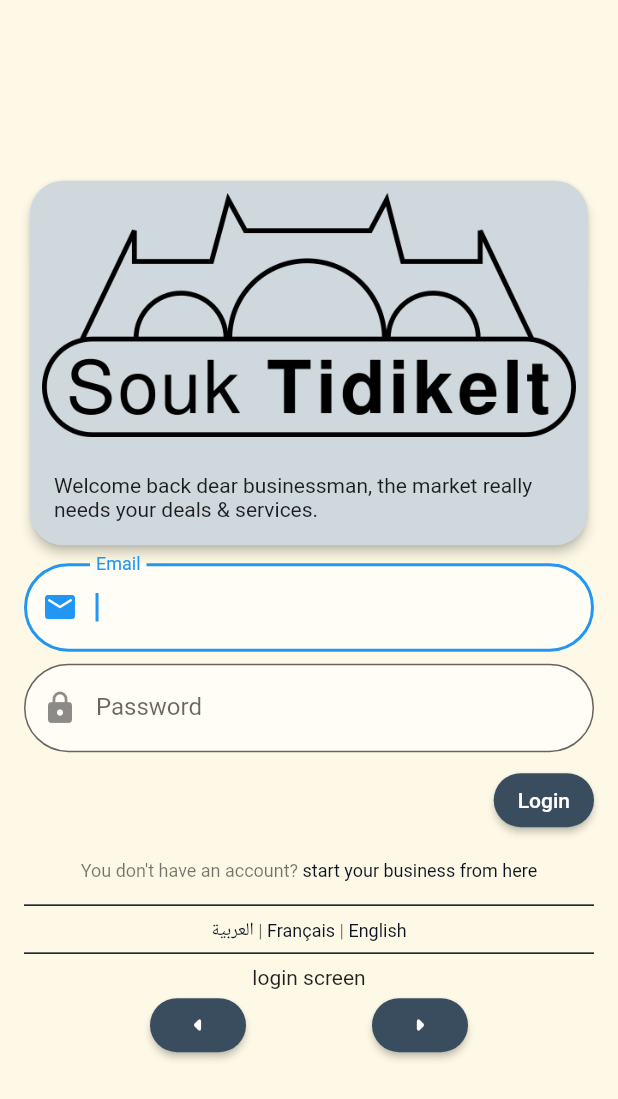
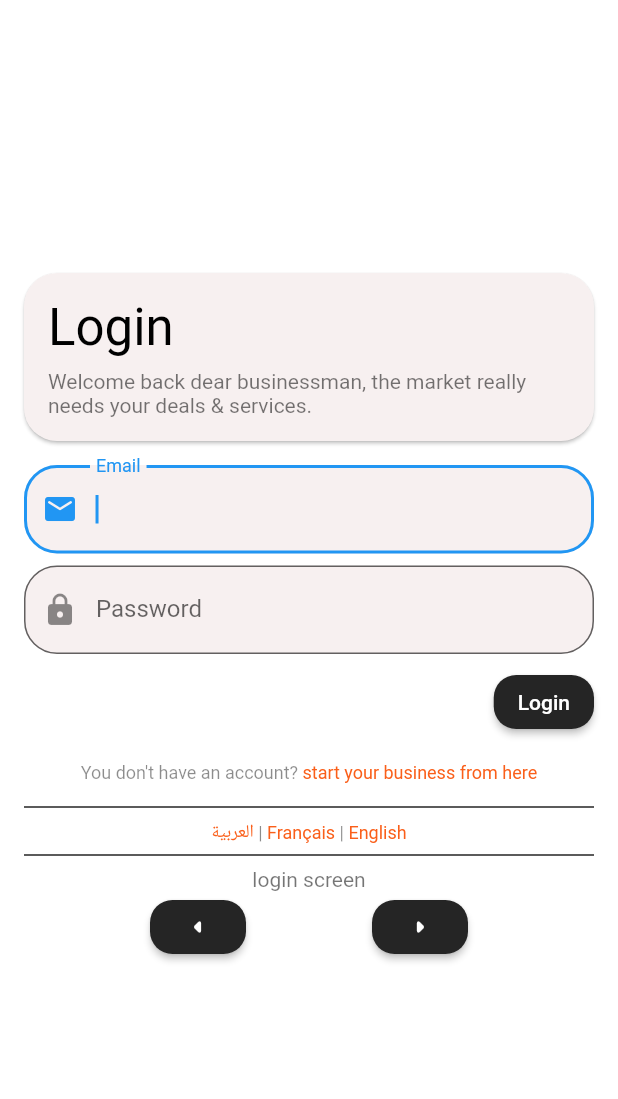
Before and after one commit to joeloudjinz/inz_businessman, a Flutter app: the screen it shows after launch, after a tap on the "arrow right" icon, on a phone screen of 412 x 824 dp. Shown: the top 1099 px of the screen. Run offline on Flutter 3.47's test engine with Material 2 defaults, Android fonts, the phone set to English and light mode, and no system bars; our stand-ins replace auto_route, flutter_hooks, flutter_riverpod, get_it, hooks_riverpod, injectable and 1 more; missing offline and left inert: simple_timer.

Commit message:
Adjusting theme colors

```diff
--- a/lib/presentation/screens/login_screen.dart
+++ b/lib/presentation/screens/login_screen.dart
@@ -2,6 +2,7 @@ import 'package:businessman/core/generated/locator.dart';
 import 'package:businessman/main.dart';
 import 'package:businessman/presentation/helpers/decorations.dart';
 import 'package:businessman/presentation/viewmodels/login_vm.dart';
+import 'package:businessman/presentation/widgets/cards/basic_card.dart';
 import 'package:businessman/presentation/widgets/divider.dart';
 import 'package:businessman/presentation/widgets/scrollable_scaffold_body.dart';
 import 'package:flutter/gestures.dart';
@@ -29,7 +30,10 @@ class LoginScreenContent extends StatelessWidget {
     return Column(
       mainAxisAlignment: MainAxisAlignment.center,
       children: [
-        GreetingSection(),
+        BasicCard(
+          title: 'Login',
+          body: assistant.l10n.greetingCardBody,
+        ),
         LoginForm(),
         ToRegistrationScreenWidget(),
         AppDivider(),
@@ -126,30 +130,6 @@ class _LoginFormState extends State<LoginForm> {
   }
 }
 
-class GreetingSection extends StatelessWidget {
-  @override
-  Widget build(BuildContext context) {
-    return Card(
-      elevation: 3,
-      child: Column(
-        mainAxisAlignment: MainAxisAlignment.center,
-        children: [
-          const Padding(
-            padding: EdgeInsets.all(8.0),
-            child: Image(
-              image: AssetImage('assets/logo.png'),
-            ),
-          ),
-          Padding(
-            padding: const EdgeInsets.all(16.0),
-            child: Text(assistant.l10n.greetingCardBody),
-          ),
-        ],
-      ),
-    );
-  }
-}
-
 class ToRegistrationScreenWidget extends StatelessWidget {
   @override
   Widget build(BuildContext context) {
--- a/lib/presentation/theme/colors.dart
+++ b/lib/presentation/theme/colors.dart
@@ -1,9 +1,24 @@
 import 'package:flutter/material.dart';
 
 class CustomColors {
+  // 1st samples
   // static const Color dark = Color(0xFF0B1320);
   // static const Color light = Color(0xFFFEF9E6);
-  static const Color dark = Color(0xFF0B1320);
-  static const Color light = Color(0xFFFEF9E6);
-  static const Color second = Color(0xFF394D5F);
+
+  // 2nd samples
+  // static const Color dark = Color(0xFF0B1320);
+  // static const Color light = Color(0xFFFEF9E6);
+  // static const Color second = Color(0xFF394D5F);
+
+  // 3rd samples
+  // static const Color dark = Color(0xFF17224D);
+  // static const Color light = Color(0xFFFFFFFF);
+  // static const Color second = Color(0xFF007FFF);
+
+  // 4th samples
+  static const Color dark = Color(0xFF252525);
+  static const Color light = Color(0xFFFFFFFF);
+  static const Color lightOrange = Color(0xFFF7F0F0);
+  static const Color strongOrange = Color(0xFFFA5F1A);
+
 }
--- a/lib/presentation/theme/custom_theme.dart
+++ b/lib/presentation/theme/custom_theme.dart
@@ -14,31 +14,34 @@ class CustomTheme with ChangeNotifier {
 
   static ThemeData get lightTheme {
     return ThemeData(
-      // primarySwatch: Colors.blueGrey,
-      primaryColor: CustomColors.second,
-      accentColor: CustomColors.dark,
+      primaryColor: CustomColors.dark,
+      accentColor: CustomColors.strongOrange,
       scaffoldBackgroundColor: CustomColors.light,
-      textTheme: Typography.blackRedmond,
+      textTheme: const TextTheme(
+        headline4: TextStyle(color: Colors.black),
+        bodyText2: TextStyle(color: Colors.black54),
+        caption: TextStyle(color: Colors.black45),
+      ),
       cardTheme: CardTheme(
         shape: RoundedRectangleBorder(
           borderRadius: BorderRadius.circular(22.0),
         ),
-        color: Colors.blueGrey.shade100,
+        color: CustomColors.lightOrange,
       ),
       inputDecorationTheme: const InputDecorationTheme(
         filled: true,
-        fillColor: Colors.white60,
+        fillColor: CustomColors.lightOrange,
         border: OutlineInputBorder(
           borderRadius: BorderRadius.all(
-            Radius.circular(32.0),
+            Radius.circular(22.0),
           ),
         ),
       ),
       elevatedButtonTheme: ElevatedButtonThemeData(
         style: ElevatedButton.styleFrom(
-          primary: CustomColors.second,
+          primary: CustomColors.dark,
           shape: RoundedRectangleBorder(
-            borderRadius: BorderRadius.circular(18.0),
+            borderRadius: BorderRadius.circular(15.0),
           ),
         ),
       ),
--- a/lib/presentation/widgets/cards/basic_card.dart
+++ b/lib/presentation/widgets/cards/basic_card.dart
@@ -10,6 +10,7 @@ class BasicCard extends StatelessWidget {
   Widget build(BuildContext context) {
     return Card(
       margin: const EdgeInsets.only(bottom: 8.0),
+
       child: Padding(
         padding: const EdgeInsets.all(16.0),
         child: Column(
--- a/lib/presentation/widgets/divider.dart
+++ b/lib/presentation/widgets/divider.dart
@@ -1,11 +1,12 @@
+import 'package:businessman/presentation/theme/colors.dart';
 import 'package:flutter/material.dart';
 
 class AppDivider extends StatelessWidget {
   @override
   Widget build(BuildContext context) {
-    return Divider(
+    return const Divider(
       thickness: 1,
-      color: Theme.of(context).accentColor,
+      color: CustomColors.dark,
     );
   }
 }
```
